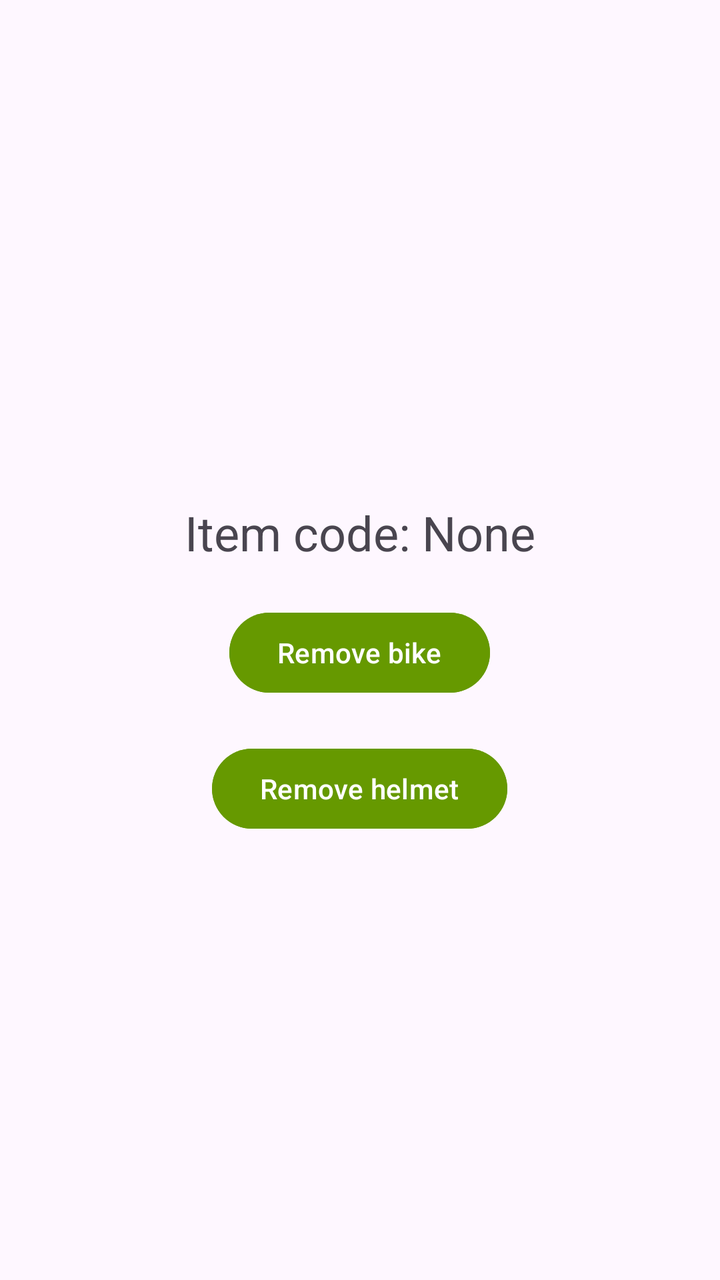
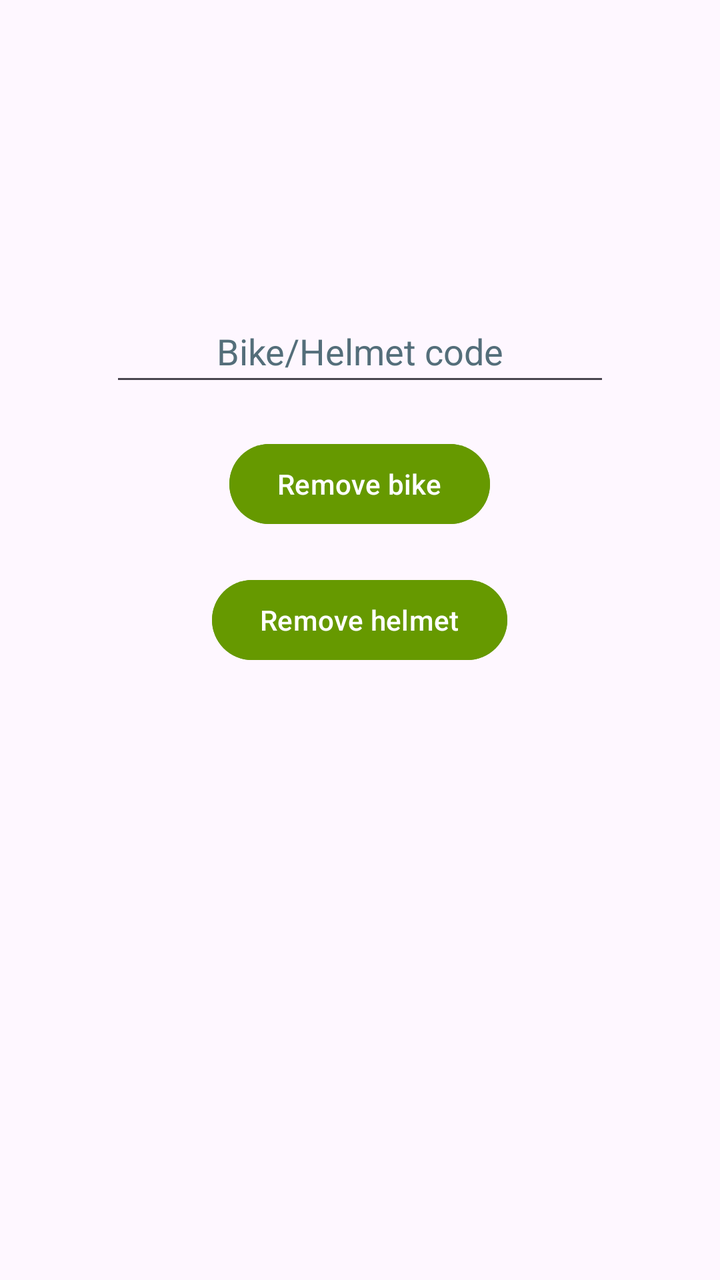

Screens rendered from an Android XML layout before and after an edit, with the pre-edit source and the edit as a unified diff.
<!-- AndroidManifest.xml: application theme Theme.NFCReader -->
<!-- res/layout/activity_remove_bike.xml -->
<ScrollView
    xmlns:android="http://schemas.android.com/apk/res/android"
    xmlns:tools="http://schemas.android.com/tools"
    android:layout_width="match_parent"
    android:layout_height="match_parent">

    <RelativeLayout
        android:layout_width="match_parent"
        android:layout_height="wrap_content">

        <TextView
            android:id="@+id/nfcTextView"
            android:layout_width="wrap_content"
            android:layout_height="wrap_content"
            android:text="Item code: None"
            android:textSize="24sp"
            android:layout_marginTop="250dp"
            android:layout_centerHorizontal="true"
            tools:ignore="HardcodedText" />

        <Button
            android:id="@+id/removeButton"
            android:layout_width="wrap_content"
            android:layout_height="wrap_content"
            android:layout_below="@id/nfcTextView"
            android:layout_centerHorizontal="true"
            android:layout_marginTop="20dp"
            android:backgroundTint="@android:color/holo_green_dark"
            android:text="Remove bike"
            android:textColor="@android:color/white"
            tools:ignore="HardcodedText,TextContrastCheck" />

        <Button
            android:id="@+id/removeHelmetButton"
            android:layout_width="wrap_content"
            android:layout_height="wrap_content"
            android:layout_below="@id/removeButton"
            android:layout_centerHorizontal="true"
            android:layout_marginTop="20dp"
            android:backgroundTint="@android:color/holo_green_dark"
            android:text="Remove helmet"
            android:textColor="@android:color/white"
            tools:ignore="HardcodedText,TextContrastCheck" />


    </RelativeLayout>
</ScrollView>
<!-- resources referenced by this layout -->
<resources>
  <style name="Theme.NFCReader" parent="Base.Theme.NFCReader" />
  <style name="Base.Theme.NFCReader" parent="Theme.Material3.DayNight.NoActionBar">
          
          
      </style>
</resources>

<!-- the commit's change to res/layout/activity_remove_bike.xml (unified diff, before → after) -->
@@ -8,21 +8,23 @@
         android:layout_width="match_parent"
         android:layout_height="wrap_content">
 
-        <TextView
-            android:id="@+id/nfcTextView"
-            android:layout_width="wrap_content"
+        <AutoCompleteTextView
+            android:id="@+id/codeTextList"
+            android:layout_width="250dp"
             android:layout_height="wrap_content"
-            android:text="Item code: None"
-            android:textSize="24sp"
-            android:layout_marginTop="250dp"
             android:layout_centerHorizontal="true"
+            android:layout_marginTop="150dp"
+            android:gravity="center"
+            android:hint="Bike/Helmet code"
+            android:minHeight="48dp"
+            android:textColorHint="#546E7A"
             tools:ignore="HardcodedText" />
 
         <Button
             android:id="@+id/removeButton"
             android:layout_width="wrap_content"
             android:layout_height="wrap_content"
-            android:layout_below="@id/nfcTextView"
+            android:layout_below="@id/codeTextList"
             android:layout_centerHorizontal="true"
             android:layout_marginTop="20dp"
             android:backgroundTint="@android:color/holo_green_dark"
